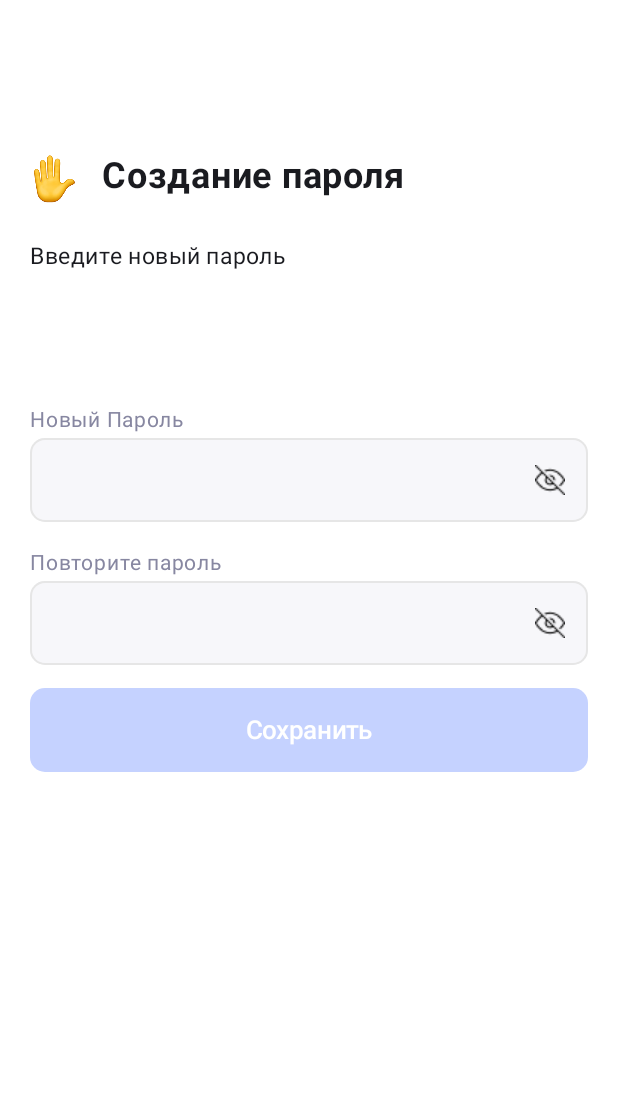
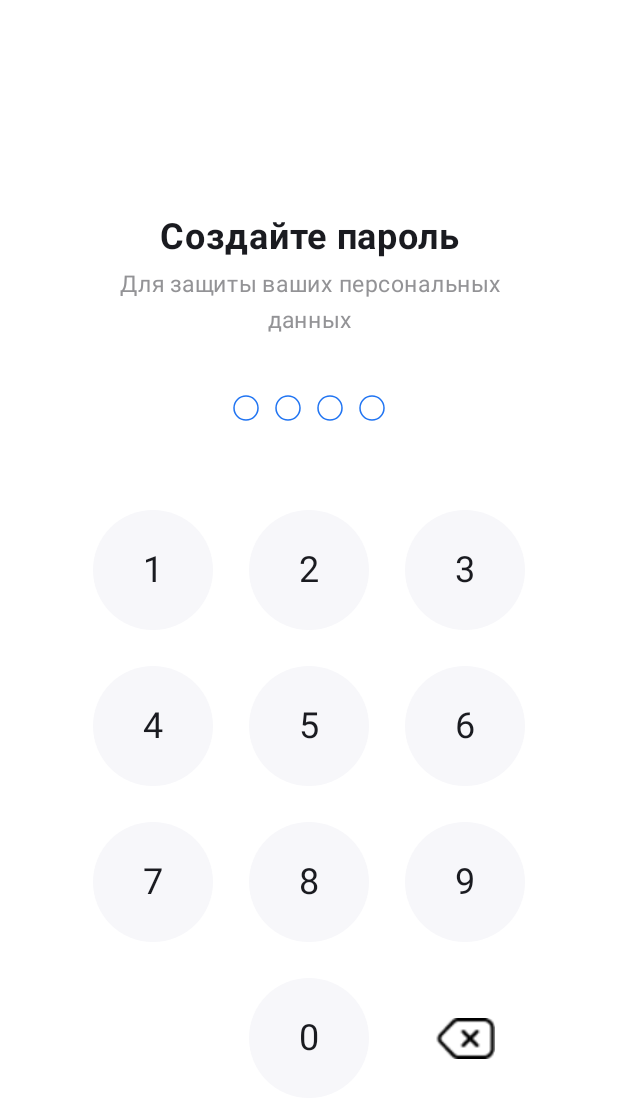
Before and after one commit to Borisova-Pauline/ProffMatule, an Android app built with Jetpack Compose: the @Preview function GreetingPreview, on a phone screen of 412 x 824 dp. Shown: the top 1098 px of the screen. Run offline under Robolectric (Android 15) with nearby library versions, the phone set to English and light mode, and no system bars.

Commit message:
ver 0.1.0

```diff
--- a/app/src/main/java/com/tomli/proffmatule/MainActivity.kt
+++ b/app/src/main/java/com/tomli/proffmatule/MainActivity.kt
@@ -36,6 +36,7 @@ import androidx.core.splashscreen.SplashScreen.Companion.installSplashScreen
 import androidx.navigation.compose.NavHost
 import androidx.navigation.compose.composable
 import androidx.navigation.compose.rememberNavController
+import com.tomli.proffmatule.screens.CreateCode
 import com.tomli.proffmatule.screens.CreatePassword
 import com.tomli.proffmatule.screens.CreatingProfile
 import com.tomli.proffmatule.screens.EnterCode
@@ -69,7 +70,7 @@ fun NavigationFun(){
     val navController = rememberNavController()
     NavHost(
         navController=navController,
-        startDestination = "CreatePassword"
+        startDestination = "enterIfRegistrated"
     ) {
         composable("enterCode"){
             EnterCode(navController = navController)
@@ -82,6 +83,9 @@ fun NavigationFun(){
         }
         composable("CreatePassword"){
             CreatePassword(navController)
+        }
+        composable("createCode"){
+            CreateCode(navController)
         }
     }
 }
--- a/app/src/main/java/com/tomli/proffmatule/screens/Autorization.kt
+++ b/app/src/main/java/com/tomli/proffmatule/screens/Autorization.kt
@@ -246,7 +246,7 @@ fun CreatingProfile(navController: NavController){
                 }else{
                     BlueButton("Далее", {
                         if(isThisOnEmail(email.value)){
-                            navController.navigate("createProfile")
+                            navController.navigate("CreatePassword")
                         }else{
                             Toast.makeText(context, "Проверьте правильность почты", Toast.LENGTH_LONG).show()
                         }}, Accent, modifier=Modifier.height(56.dp).fillMaxWidth())
@@ -285,13 +285,77 @@ fun CreatePassword(navController: NavController){
                     BlueButton("Сохранить", {
                         if(isThisOnRegexPassword(password.value)){
                             if(password.value==repeatPassword.value){
-                                Toast.makeText(context, "Вход", Toast.LENGTH_LONG).show()
+                                navController.navigate("createCode")
                             }else{
                                 Toast.makeText(context, "Пароль не совпадает с повторением пароля", Toast.LENGTH_LONG).show()
                             }
                         }else{
                             Toast.makeText(context, "Пароль не достаточно надёжный", Toast.LENGTH_LONG).show()
                         }}, Accent, modifier=Modifier.height(56.dp).fillMaxWidth())
+                }
+            }
+        }
+    }
+}
+
+
+@Composable
+fun CreateCode(navController: NavController){
+    Scaffold(modifier = Modifier.fillMaxSize()) { innerPadding ->
+        Box(modifier = Modifier.padding(innerPadding).background(Color.White).fillMaxSize()){
+            val code = remember{ mutableStateOf("")}
+            Column(modifier=Modifier.padding(horizontal = 50.dp).padding(top =144.dp-innerPadding.calculateTopPadding()), horizontalAlignment = Alignment.CenterHorizontally){
+                Text(text = "Создайте пароль", fontSize = 24.sp, textAlign = TextAlign.Center, fontWeight = FontWeight.Bold,
+                    modifier = Modifier.fillMaxWidth())
+                Spacer(modifier = Modifier.height(5.dp))
+                Text(text = "Для защиты ваших персональных данных", fontSize = 15.sp, textAlign = TextAlign.Center, color= Caption,
+                    modifier = Modifier.fillMaxWidth())
+            }
+            Row(modifier = Modifier.padding(horizontal=138.dp).fillMaxWidth().
+            padding(top=(264.dp-innerPadding.calculateTopPadding())).height(16.dp), horizontalArrangement = Arrangement.Center){
+                val density= LocalDensity.current
+                val radius= with(density){8.dp.toPx()}
+                val stroke = 1
+                DotCode(radius, stroke, 1, code.value.length)
+                Spacer(modifier=Modifier.width(28.dp))
+                DotCode(radius, stroke, 2, code.value.length)
+                Spacer(modifier=Modifier.width(28.dp))
+                DotCode(radius, stroke, 3, code.value.length)
+                Spacer(modifier=Modifier.width(28.dp))
+                DotCode(radius, stroke, 4, code.value.length)
+            }
+            Column(modifier=Modifier.padding(horizontal = 43.dp).padding(top=(340.dp-innerPadding.calculateTopPadding()))){
+                Row(horizontalArrangement = Arrangement.Center, modifier=Modifier.fillMaxWidth()){
+                    NumberInCircle(80, "1", {code.value= CodeAdder(code.value, 4, "1")})
+                    Spacer(modifier=Modifier.width(24.dp))
+                    NumberInCircle(80, "2", {code.value= CodeAdder(code.value, 4, "2")})
+                    Spacer(modifier=Modifier.width(24.dp))
+                    NumberInCircle(80, "3", {code.value= CodeAdder(code.value, 4, "3")})
+                }
+                Spacer(modifier=Modifier.height(24.dp))
+                Row(horizontalArrangement = Arrangement.Center, modifier=Modifier.fillMaxWidth()){
+                    NumberInCircle(80, "4", {code.value= CodeAdder(code.value, 4, "4")})
+                    Spacer(modifier=Modifier.width(24.dp))
+                    NumberInCircle(80, "5", {code.value= CodeAdder(code.value, 4, "5")})
+                    Spacer(modifier=Modifier.width(24.dp))
+                    NumberInCircle(80, "6", {code.value= CodeAdder(code.value, 4, "6")})
+                }
+                Spacer(modifier=Modifier.height(24.dp))
+                Row(horizontalArrangement = Arrangement.Center, modifier=Modifier.fillMaxWidth()){
+                    NumberInCircle(80, "7", {code.value= CodeAdder(code.value, 4, "7")})
+                    Spacer(modifier=Modifier.width(24.dp))
+                    NumberInCircle(80, "8", {code.value= CodeAdder(code.value, 4, "8")})
+                    Spacer(modifier=Modifier.width(24.dp))
+                    NumberInCircle(80, "9", {code.value= CodeAdder(code.value, 4, "9")})
+                }
+                Spacer(modifier=Modifier.height(24.dp))
+                Row(horizontalArrangement = Arrangement.Center, modifier=Modifier.fillMaxWidth()){
+                    Spacer(modifier=Modifier.size(80.dp))
+                    Spacer(modifier=Modifier.width(24.dp))
+                    NumberInCircle(80, "0", {code.value= CodeAdder(code.value, 4, "0")})
+                    Spacer(modifier=Modifier.width(24.dp))
+                    Image(painter = painterResource(R.drawable.delicion), contentDescription = null,
+                        modifier = Modifier.size(80.dp).padding(20.dp).clickable{code.value=code.value.dropLast(1)})
                 }
             }
         }
@@ -372,6 +436,6 @@ fun isThisOnEmail(word: String): Boolean{
 @Composable
 fun GreetingPreview() {
     ProffMatuleTheme {
-        CreatePassword(navController = rememberNavController())
+        CreateCode(navController = rememberNavController())
     }
 }
```
